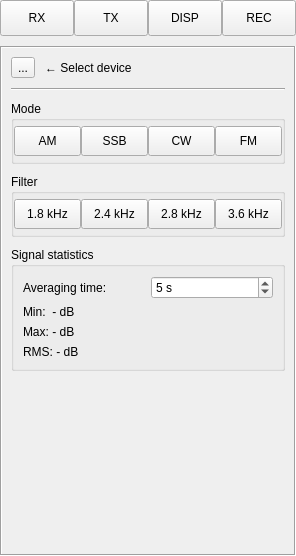
This is gui/control_panel.ui in csete/softrig as Qt 5 draws it before an edit. The edited form follows.
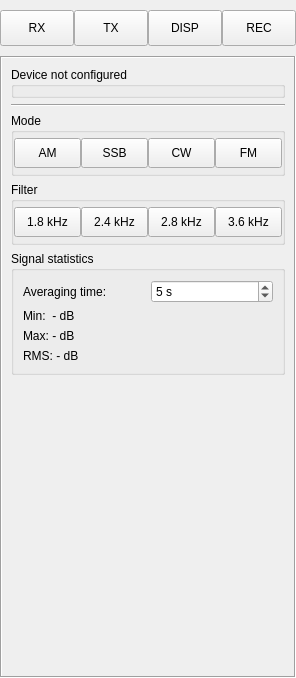
This is the edited form.

Commit message: Add top margin to control panel

What changed in the file:
```diff
--- a/gui/control_panel.ui
+++ b/gui/control_panel.ui
@@ -7,7 +7,7 @@
     <x>0</x>
     <y>0</y>
     <width>296</width>
-    <height>556</height>
+    <height>678</height>
    </rect>
   </property>
   <property name="sizePolicy">
@@ -33,7 +33,7 @@
     <number>0</number>
    </property>
    <property name="topMargin">
-    <number>0</number>
+    <number>10</number>
    </property>
    <property name="rightMargin">
     <number>0</number>
@@ -178,53 +178,15 @@
             <x>0</x>
             <y>0</y>
             <width>292</width>
-            <height>504</height>
+            <height>616</height>
            </rect>
           </property>
           <layout class="QVBoxLayout" name="verticalLayout_3">
-           <property name="spacing">
-            <number>10</number>
-           </property>
            <item>
-            <widget class="QWidget" name="rxDeviceContainer" native="true">
-             <layout class="QVBoxLayout" name="verticalLayout_4">
-              <property name="spacing">
-               <number>10</number>
-              </property>
-              <property name="leftMargin">
-               <number>0</number>
-              </property>
-              <property name="topMargin">
-               <number>0</number>
-              </property>
-              <property name="rightMargin">
-               <number>0</number>
-              </property>
-              <property name="bottomMargin">
-               <number>0</number>
-              </property>
-              <item>
-               <layout class="QHBoxLayout" name="rxDeviceHlayout">
-                <property name="spacing">
-                 <number>10</number>
-                </property>
-                <item>
-                 <widget class="QToolButton" name="rxDeviceButton">
-                  <property name="text">
-                   <string>...</string>
-                  </property>
-                 </widget>
-                </item>
-                <item>
-                 <widget class="QLabel" name="rxDeviceLabel">
-                  <property name="text">
-                   <string>← Select device</string>
-                  </property>
-                 </widget>
-                </item>
-               </layout>
-              </item>
-             </layout>
+            <widget class="QGroupBox" name="rxDeviceBox">
+             <property name="title">
+              <string>Device not configured</string>
+             </property>
             </widget>
            </item>
            <item>
```
